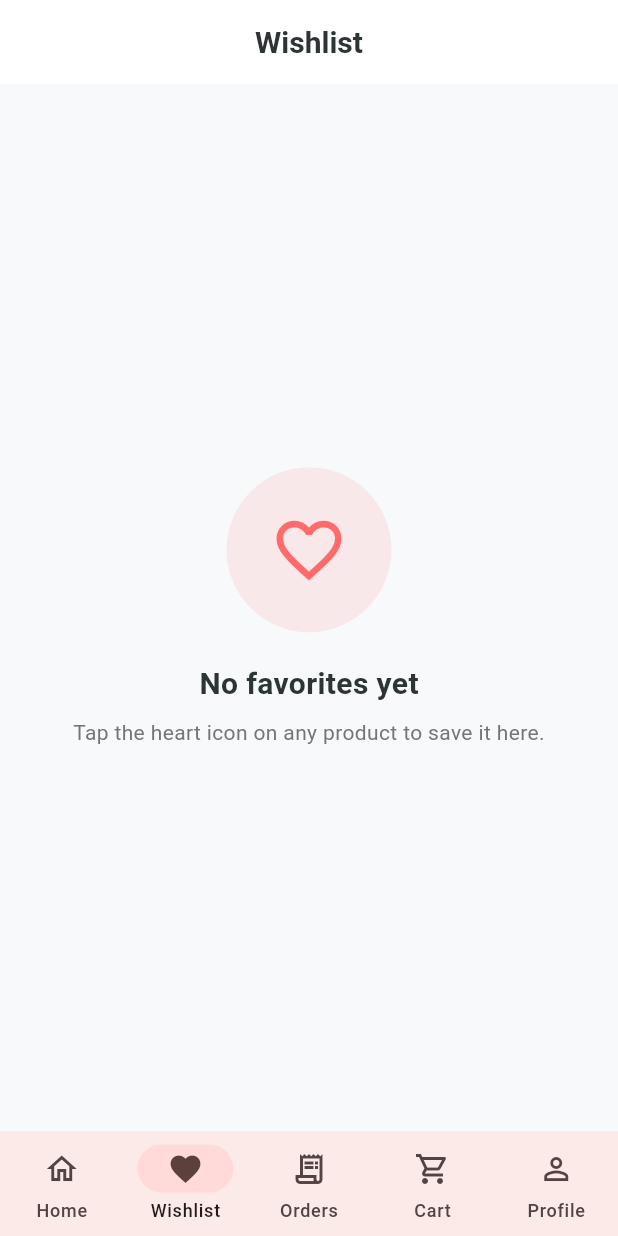
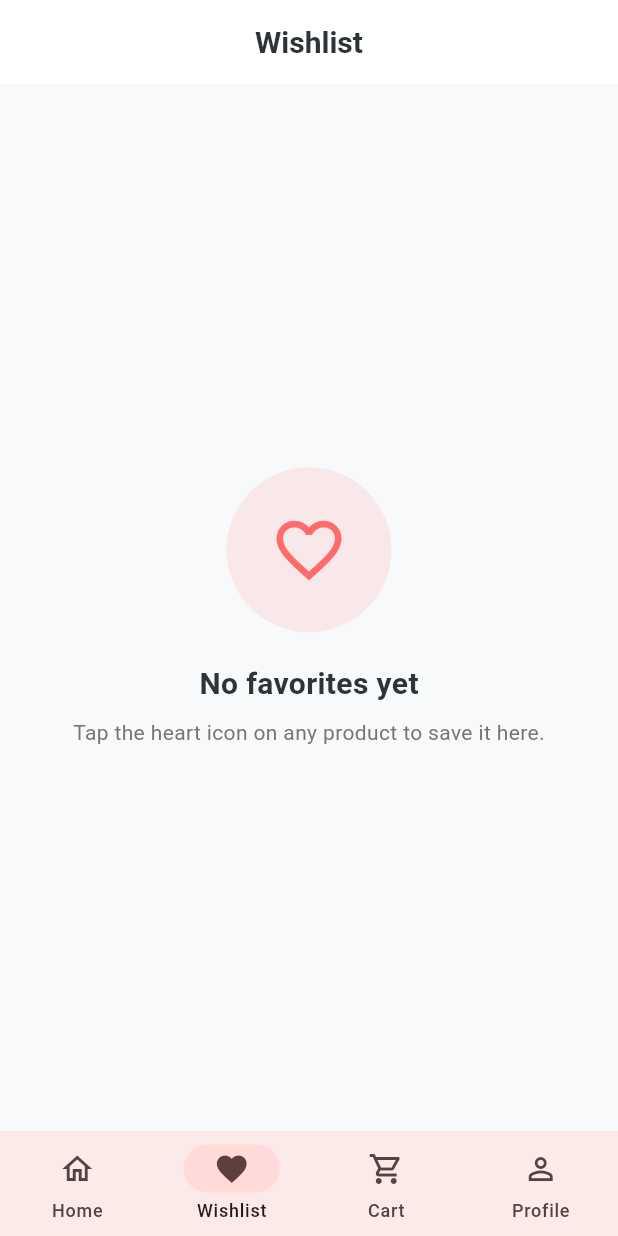
Before and after one commit to Gabrial-8467/UniNest_Customer, a Flutter app: the screen it shows after launch, item 2 of the bottom bar chosen, on a phone screen of 412 x 824 dp. Run offline on Flutter 3.47's test engine with Material 3 defaults, Android fonts, the phone set to English and light mode, and no system bars; our stand-ins replace shared_preferences; network calls fail.

Commit message:
update bottom navigation

```diff
--- a/lib/screen/main_navigation_screen.dart
+++ b/lib/screen/main_navigation_screen.dart
@@ -3,7 +3,6 @@ import 'package:flutter/material.dart';
 import '../state/app_state.dart';
 import 'cart.dart';
 import 'home.dart';
-import 'order_history.dart';
 import 'profile.dart';
 import 'wishlist.dart';
 
@@ -35,11 +34,10 @@ class _MainNavigationScreenState extends State<MainNavigationScreen> {
       builder: (context, _) {
         final pages = <Widget>[
           HomeScreen(
-            onOpenCart: () => _selectTab(3),
-            onOpenProfile: () => _selectTab(4),
+            onOpenCart: () => _selectTab(2),
+            onOpenProfile: () => _selectTab(3),
           ),
           const WishlistScreen(),
-          const OrderHistoryScreen(),
           CartScreen(showBackButton: false, onBrowseMenu: () => _selectTab(0)),
           const ProfileScreen(showBackButton: false),
         ];
@@ -60,11 +58,6 @@ class _MainNavigationScreenState extends State<MainNavigationScreen> {
                 icon: Icon(Icons.favorite_border),
                 selectedIcon: Icon(Icons.favorite),
                 label: 'Wishlist',
-              ),
-              const NavigationDestination(
-                icon: Icon(Icons.receipt_long_outlined),
-                selectedIcon: Icon(Icons.receipt_long),
-                label: 'Orders',
               ),
               NavigationDestination(
                 icon: Badge(
```
